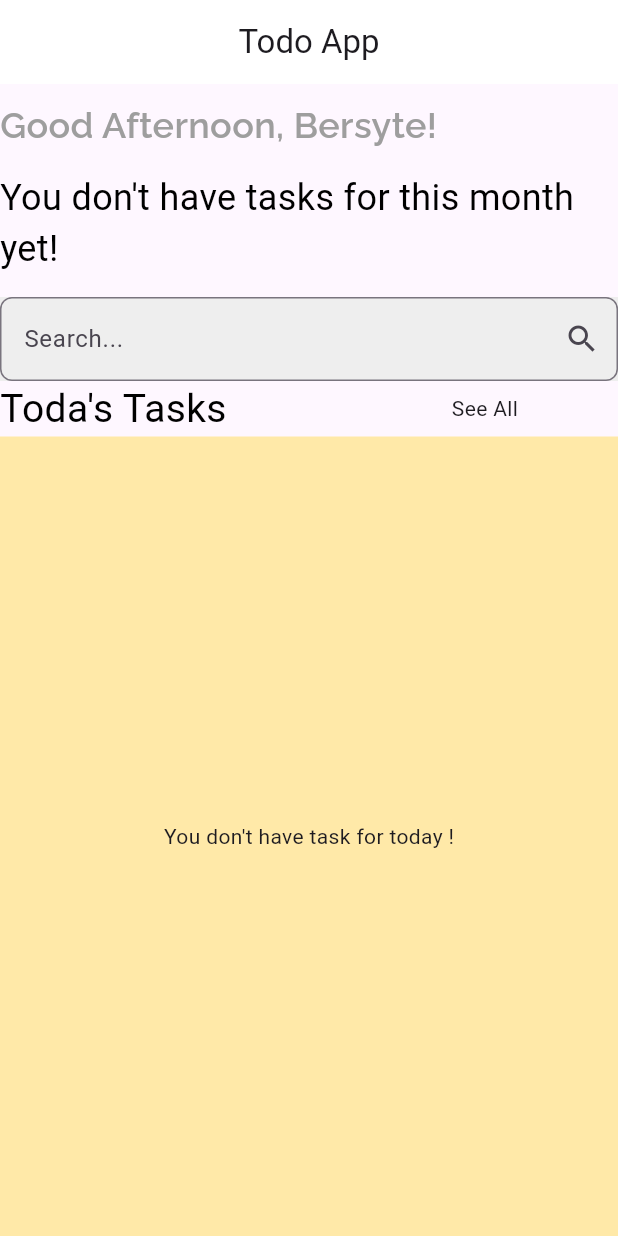
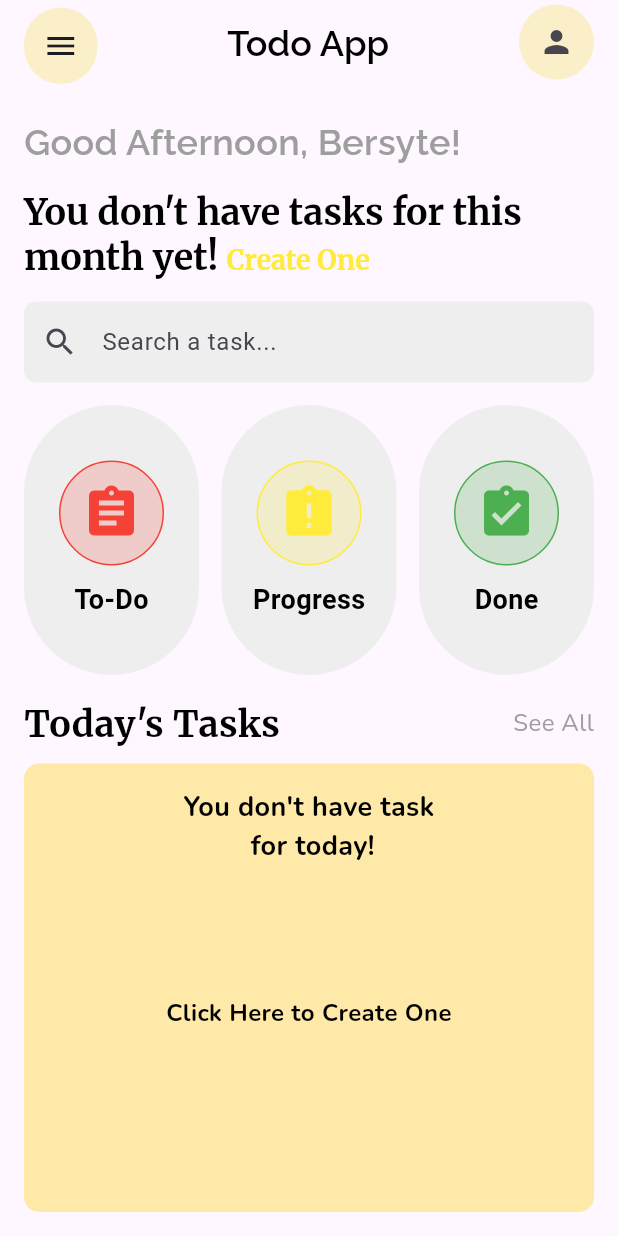
Before and after one commit to oblivion36/todo-app, a Flutter app: the screen it shows after launch, on a phone screen of 412 x 824 dp. Run offline on Flutter 3.47's test engine with Material 3 defaults, Android fonts, the phone set to English and light mode, and no system bars; our stand-ins replace connectivity_plus, either_dart, equatable, flutter_bloc, flutter_riverpod, get_it and 4 more; accounts and stored records are empty.

Commit message:
UI for Dashboard
done with dashboard UI

```diff
--- a/lib/modules/Dashboard/presentation/views/home_screen.dart
+++ b/lib/modules/Dashboard/presentation/views/home_screen.dart
@@ -1,3 +1,4 @@
+import 'package:dms/modules/Dashboard/presentation/widgets/custom_card_widget.dart';
 import 'package:flutter/material.dart';
 import 'package:google_fonts/google_fonts.dart';
 
@@ -8,14 +9,53 @@ class HomeScreen extends StatelessWidget {
   Widget build(BuildContext context) {
     return Scaffold(
         appBar: AppBar(
-        title: const Center(child: Text("Todo App")),
-        backgroundColor: Colors.white,
+          title: Center(
+            child: Text(
+              'Todo App',
+              style: GoogleFonts.raleway(
+                fontSize: 24,
+                fontWeight: FontWeight.w600,
+                color: Colors.black,
               ),
-      body: Column(
+            ),
+          ),
+          leading: Padding(
+            padding: const EdgeInsets.only(left: 16, top: 5),
+            child: Container(
+              height: 50,
+              width: 50,
+              decoration: BoxDecoration(
+                  borderRadius: BorderRadius.circular(100),
+                  color: const Color(0xFFFBEFC9)),
+              child: const Center(
+                child: Icon(Icons.menu),
+              ),
+            ),
+          ),
+          leadingWidth: 65,
+          actions: [
+            Padding(
+              padding: const EdgeInsets.only(right: 16),
+              child: Container(
+                height: 50,
+                width: 50,
+                decoration: BoxDecoration(
+                    borderRadius: BorderRadius.circular(100),
+                    color: const Color(0xFFFBEFC9)),
+                child: const Center(
+                  child: Icon(Icons.person),
+                ),
+              ),
+            ),
+          ],
+        ),
+        body: Padding(
+          padding: const EdgeInsets.all(16.0),
+          child: Column(
             crossAxisAlignment: CrossAxisAlignment.start,
             children: [
               const SizedBox(
-            height: 10,
+                height: 5,
               ),
               Text(
                 'Good Afternoon, Bersyte!',
@@ -28,15 +68,34 @@ class HomeScreen extends StatelessWidget {
               const SizedBox(
                 height: 15,
               ),
-          const Text(
-            "You don't have tasks for this month yet! ",
-            style: TextStyle(color: Colors.black, fontSize: 24),
+              RichText(
+                text: TextSpan(
+                  text: "You don't have tasks for this month yet! ",
+                  style: GoogleFonts.merriweather(
+                    fontSize: 24,
+                    fontWeight: FontWeight.bold,
+                    color: Colors.black,
+                  ),
+                  children: <TextSpan>[
+                    TextSpan(
+                      text: 'Create One',
+                      style: GoogleFonts.merriweather(
+                        fontSize: 18,
+                        fontWeight: FontWeight.bold,
+                        color: Colors.yellow,
+                      ),
+                    ),
+                  ],
+                ),
               ),
               const SizedBox(
                 height: 15,
               ),
               Container(
+                decoration: BoxDecoration(
                   color: Colors.grey.shade200,
+                  borderRadius: BorderRadius.circular(8.0),
+                ),
                 child: TextFormField(
                   onChanged: (value) {
                     // BlocProvider.of<ToDoBloc>(context)
@@ -45,37 +104,110 @@ class HomeScreen extends StatelessWidget {
                   // controller: BlocProvider.of<ToDoBloc>(context)
                   //     .searchTextController,
                   decoration: InputDecoration(
-                hintText: 'Search...',
-                suffixIcon: const Icon(Icons.search),
-                border: OutlineInputBorder(
-                  borderRadius: BorderRadius.circular(8.0),
+                    hintText: 'Search a task...',
+                    prefixIcon: const Icon(Icons.search),
+                    border: InputBorder.none,
+                    contentPadding:
+                        EdgeInsets.symmetric(vertical: 15.0, horizontal: 10.0),
                   ),
                 ),
               ),
+              const SizedBox(
+                height: 15,
               ),
-          const Row(
+              Row(
                 children: [
+                  CustomCard(
+                    color: Colors.red,
+                    icon: Icons.assignment,
+                    name: "To-Do",
+                    bordercolor: Colors.red,
+                  ),
+                  const SizedBox(
+                    width: 15,
+                  ),
+                  CustomCard(
+                    color: Colors.yellow,
+                    icon: Icons.assignment_late,
+                    name: "Progress",
+                    bordercolor: Colors.yellow,
+                  ),
+                  const SizedBox(
+                    width: 15,
+                  ),
+                  CustomCard(
+                    color: Colors.green,
+                    icon: Icons.assignment_turned_in,
+                    name: "Done",
+                    bordercolor: Colors.green,
+                  ),
+                ],
+              ),
+              const SizedBox(
+                height: 15,
+              ),
+              Row(mainAxisAlignment: MainAxisAlignment.spaceBetween, children: [
                 Text(
-                "Toda's Tasks",
-                style: TextStyle(color: Colors.black, fontSize: 26),
+                  "Today's Tasks",
+                  style: GoogleFonts.merriweather(
+                    fontSize: 24,
+                    fontWeight: FontWeight.bold,
+                    color: Colors.black,
                   ),
-              SizedBox(
-                width: 150,
                 ),
-              Text("See All"),
-            ],
+                Text(
+                  "See All",
+                  style: GoogleFonts.nunito(
+                    fontSize: 16,
+                    color: Colors.grey,
+                  ),
+                ),
+              ]),
+              const SizedBox(
+                height: 10,
               ),
               Expanded(
                 child: Container(
-              // decoration:
-              // BoxDecoration(borderRadius: BorderRadius.circular(16)),
+                  width: double.infinity,
+                  // height: double.infinity,
+                  padding: EdgeInsets.all(16),
+                  decoration: BoxDecoration(
                     color: Color.fromARGB(255, 255, 233, 168),
-              child:
-                  const Center(child: Text("You don't have task for today !")),
+                    borderRadius: BorderRadius.circular(10),
                   ),
-          )
+                  child: Column(
+                    children: [
+                      Expanded(
+                        child: Text(
+                          "You don't have task\n for today!",
+                          textAlign: TextAlign.center,
+                          // maxLines: 2,
+                          overflow: TextOverflow.ellipsis,
+                          style: GoogleFonts.nunito(
+                            fontSize: 18,
+                            fontWeight: FontWeight.bold,
+                            color: Colors.black,
+                          ),
+                        ),
+                      ),
+                      const SizedBox(height: 10),
+                      Expanded(
+                        child: Text(
+                          "Click Here to Create One",
+                          textAlign: TextAlign.center,
+                          style: GoogleFonts.nunito(
+                            fontSize: 16,
+                            fontWeight: FontWeight.bold,
+                            color: Colors.black,
+                          ),
+                        ),
+                      ),
                     ],
                   ),
-    );
+                ),
+              ),
+            ],
+          ),
+        ));
   }
 }
--- /dev/null
+++ b/lib/modules/Dashboard/presentation/widgets/custom_card_widget.dart
@@ -0,0 +1,66 @@
+import 'package:flutter/material.dart';
+
+class CustomCard extends StatelessWidget {
+  final IconData icon;
+  final String name;
+  final Color color;
+  final Color bordercolor;
+
+  CustomCard({
+    required this.icon,
+    required this.name,
+    required this.color,
+    required this.bordercolor,
+  });
+
+  @override
+  Widget build(BuildContext context) {
+    return Expanded(
+      child: Container(
+        width: 120,
+        height: 180,
+        decoration: BoxDecoration(
+          color: Colors.grey.shade200,
+          borderRadius: BorderRadius.circular(65),
+          // boxShadow: [
+          //   BoxShadow(
+          //     color: Colors.grey.withOpacity(0.2),
+          //     spreadRadius: 2,
+          //     blurRadius: 5,
+          //     offset: Offset(0, 3),
+          //   ),
+          // ],
+        ),
+        child: Column(
+          mainAxisAlignment: MainAxisAlignment.center,
+          children: [
+            Container(
+              width: 70,
+              height: 70,
+              decoration: BoxDecoration(
+                  color: color.withOpacity(0.2),
+                  shape: BoxShape.circle,
+                  border: Border.all(color: bordercolor)),
+              child: Center(
+                child: Icon(
+                  icon,
+                  color: color,
+                  size: 40,
+                ),
+              ),
+            ),
+            const SizedBox(height: 10),
+            Text(
+              name,
+              style: TextStyle(
+                fontSize: 18,
+                fontWeight: FontWeight.bold,
+                color: Colors.black,
+              ),
+            ),
+          ],
+        ),
+      ),
+    );
+  }
+}
```
Lines whose indentation alone changed are shown as unchanged.
